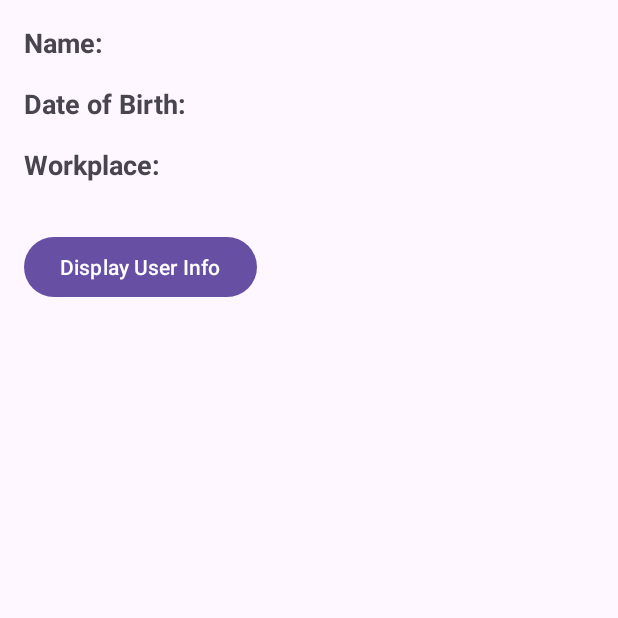
After one commit to Maramjlassi/iotapp, an Android app: the Getuser screen opened directly, with no data from a screen before it, on a phone screen of 412 x 824 dp, the top half of it. The commit adds this screen. Run offline under Robolectric (Android 15) with nearby library versions, the phone set to English and light mode, and no system bars; our stand-ins replace Firebase (no records; nobody signed in at launch, a user with empty details on screens opened directly).

Commit message:
fetch user from firestore

```diff
--- a/app/build.gradle.kts
+++ b/app/build.gradle.kts
@@ -47,5 +47,6 @@ dependencies {
 
 
     implementation("com.android.volley:volley:1.2.1")
+    implementation ("com.google.firebase:firebase-auth:22.1.2")
 
 }
--- /dev/null
+++ b/app/src/main/java/com/example/myapplication/Getuser.java
@@ -0,0 +1,85 @@
+package com.example.myapplication;
+
+import androidx.appcompat.app.AppCompatActivity;
+
+import android.annotation.SuppressLint;
+import android.os.Bundle;
+import android.os.Bundle;
+        import android.util.Log;
+        import android.view.View;
+        import android.widget.Button;
+        import android.widget.TextView;
+        import androidx.annotation.NonNull;
+        import androidx.appcompat.app.AppCompatActivity;
+        import com.google.android.gms.tasks.OnCompleteListener;
+        import com.google.android.gms.tasks.Task;
+        import com.google.firebase.auth.FirebaseAuth;
+        import com.google.firebase.auth.FirebaseUser;
+        import com.google.firebase.firestore.DocumentReference;
+        import com.google.firebase.firestore.DocumentSnapshot;
+        import com.google.firebase.firestore.FirebaseFirestore;
+
+import com.google.firebase.firestore.ListenerRegistration;
+
+public class Getuser extends AppCompatActivity {
+
+    private TextView nameTextView, dobTextView, workplaceTextView;
+    private Button displayInfoButton;
+
+    private FirebaseAuth mAuth;
+    private FirebaseFirestore db;
+    private ListenerRegistration userListener;
+
+    @Override
+    protected void onCreate(Bundle savedInstanceState) {
+        super.onCreate(savedInstanceState);
+        setContentView(R.layout.activity_getuser);
+
+        mAuth = FirebaseAuth.getInstance();
+        db = FirebaseFirestore.getInstance();
+
+        nameTextView = findViewById(R.id.nameTextView);
+        dobTextView = findViewById(R.id.dobTextView);
+        workplaceTextView = findViewById(R.id.workplaceTextView);
+        displayInfoButton = findViewById(R.id.displayInfoButton);
+
+        displayInfoButton.setOnClickListener(new View.OnClickListener() {
+            @Override
+            public void onClick(View v) {
+                displayUserInfo();
+            }
+        });
+    }
+
+    private void displayUserInfo() {
+        FirebaseUser currentUser = mAuth.getCurrentUser();
+        if (currentUser != null) {
+            userListener = db.collection("users")
+                    .document(currentUser.getUid())
+                    .addSnapshotListener(this, (documentSnapshot, e) -> {
+                        if (e != null) {
+                            // Handle errors
+                            return;
+                        }
+
+                        if (documentSnapshot != null && documentSnapshot.exists()) {
+                            String name = documentSnapshot.getString("name");
+                            String dob = documentSnapshot.getString("dob");
+                            String workplace = documentSnapshot.getString("mobile");
+
+                            nameTextView.setText("Name: " + name);
+                            dobTextView.setText("Date of Birth: " + dob);
+                            workplaceTextView.setText("Workplace: " + workplace);
+                        }
+                    });
+        }
+    }
+
+    @Override
+    protected void onDestroy() {
+        if (userListener != null) {
+            userListener.remove();
+        }
+        super.onDestroy();
+    }
+}
--- /dev/null
+++ b/app/src/main/res/layout/activity_getuser.xml
@@ -0,0 +1,49 @@
+<?xml version="1.0" encoding="utf-8"?>
+
+<RelativeLayout xmlns:android="http://schemas.android.com/apk/res/android"
+xmlns:tools="http://schemas.android.com/tools"
+android:layout_width="match_parent"
+android:layout_height="match_parent"
+android:padding="16dp"
+tools:context=".Getuser">
+
+<TextView
+    android:id="@+id/nameTextView"
+    android:layout_width="wrap_content"
+    android:layout_height="wrap_content"
+    android:text="Name: "
+    android:textSize="18sp"
+    android:textStyle="bold"
+    android:layout_marginBottom="8dp"/>
+
+<TextView
+    android:id="@+id/dobTextView"
+    android:layout_width="wrap_content"
+    android:layout_height="wrap_content"
+    android:layout_below="@id/nameTextView"
+    android:layout_marginTop="8dp"
+    android:text="Date of Birth: "
+    android:textSize="18sp"
+    android:textStyle="bold"
+    android:layout_marginBottom="8dp"/>
+
+<TextView
+    android:id="@+id/workplaceTextView"
+    android:layout_width="wrap_content"
+    android:layout_height="wrap_content"
+    android:layout_below="@id/dobTextView"
+    android:layout_marginTop="8dp"
+    android:text="Workplace: "
+    android:textSize="18sp"
+    android:textStyle="bold"
+    android:layout_marginBottom="16dp"/>
+
+<Button
+    android:id="@+id/displayInfoButton"
+    android:layout_width="wrap_content"
+    android:layout_height="wrap_content"
+    android:layout_below="@id/workplaceTextView"
+    android:layout_marginTop="16dp"
+    android:text="Display User Info"/>
+
+</RelativeLayout>
```
Also changed, not shown: app/src/main/AndroidManifest.xml (+5 -15 lines), app/src/main/java/com/example/myapplication/Change.java (+34 -14 lines), app/src/main/res/layout/activity_change.xml (+0 -12 lines).
